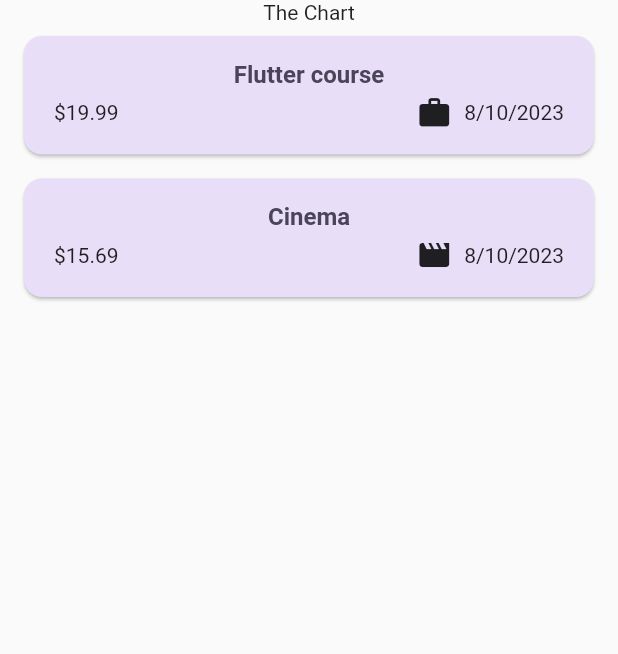
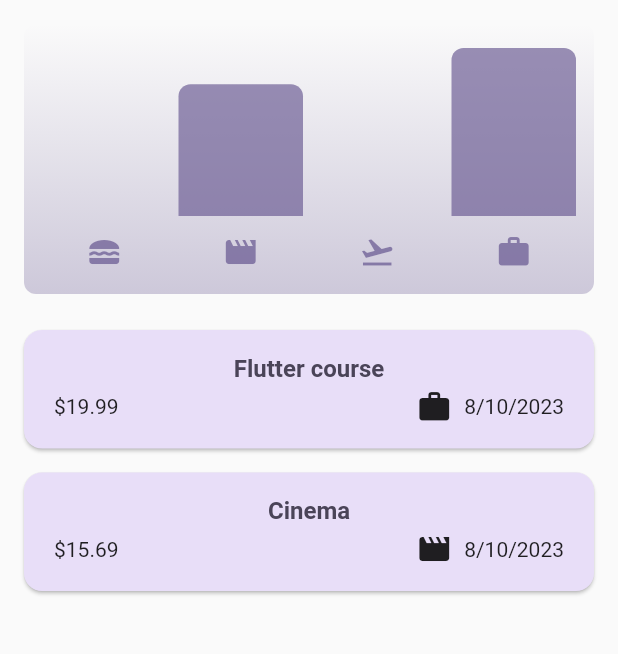
Before and after one commit to harshanand2021/expense_tracker_app, a Flutter app: the screen it shows after launch, on a phone screen of 412 x 824 dp, the part 84-738 px from its top. Run offline on Flutter 3.47's test engine with Material 2 defaults, Android fonts, the phone set to English and light mode, and no system bars.

Commit message:
chart added

```diff
--- a/lib/main.dart
+++ b/lib/main.dart
@@ -17,7 +17,7 @@ void main() {
         useMaterial3: true,
         colorScheme: kDarkColorScheme,
         cardTheme: const CardTheme().copyWith(
-          color: kColorScheme.secondaryContainer,
+          color: kDarkColorScheme.secondaryContainer,
           margin: const EdgeInsets.symmetric(
             horizontal: 16,
             vertical: 8,
@@ -40,7 +40,8 @@ void main() {
         ),
         elevatedButtonTheme: ElevatedButtonThemeData(
           style: ElevatedButton.styleFrom(
-            backgroundColor: kColorScheme.primaryContainer,
+            backgroundColor: kDarkColorScheme.primaryContainer,
+            foregroundColor: kDarkColorScheme.onPrimaryContainer,
           ),
         ),
         textTheme: ThemeData().textTheme.copyWith(
--- a/lib/models/expense.dart
+++ b/lib/models/expense.dart
@@ -33,3 +33,25 @@ class Expense {
     return formatter.format(date);
   }
 }
+
+class ExpenseBucket {
+  const ExpenseBucket({
+    required this.category,
+    required this.expenses,
+  });
+
+  ExpenseBucket.forCategory(List<Expense> allExpenses, this.category): expenses = allExpenses.where((expense) => expense.category == category).toList();
+
+  final Category category;
+  final List<Expense> expenses;
+
+  double get totalExpenses {
+    double sum = 0;
+
+    for (final expense in expenses) {
+      sum = sum + expense.amount;
+    }
+
+    return sum;
+  }
+}
--- /dev/null
+++ b/lib/widgets/chart/chart.dart
@@ -0,0 +1,95 @@
+import 'package:flutter/material.dart';
+
+import 'package:expense_tracker_app/widgets/chart/chart_bar.dart';
+import 'package:expense_tracker_app/models/expense.dart';
+
+class Chart extends StatelessWidget {
+  const Chart({super.key, required this.expenses});
+
+  final List<Expense> expenses;
+
+  List<ExpenseBucket> get buckets {
+    return [
+      ExpenseBucket.forCategory(expenses, Category.food),
+      ExpenseBucket.forCategory(expenses, Category.leisure),
+      ExpenseBucket.forCategory(expenses, Category.travel),
+      ExpenseBucket.forCategory(expenses, Category.work),
+    ];
+  }
+
+  double get maxTotalExpense {
+    double maxTotalExpense = 0;
+
+    for (final bucket in buckets) {
+      if (bucket.totalExpenses > maxTotalExpense) {
+        maxTotalExpense = bucket.totalExpenses;
+      }
+    }
+
+    return maxTotalExpense;
+  }
+
+  @override
+  Widget build(BuildContext context) {
+    final isDarkMode =
+        MediaQuery.of(context).platformBrightness == Brightness.dark;
+    return Container(
+      margin: const EdgeInsets.all(16),
+      padding: const EdgeInsets.symmetric(
+        vertical: 16,
+        horizontal: 8,
+      ),
+      width: double.infinity,
+      height: 180,
+      decoration: BoxDecoration(
+        borderRadius: BorderRadius.circular(8),
+        gradient: LinearGradient(
+          colors: [
+            Theme.of(context).colorScheme.primary.withOpacity(0.3),
+            Theme.of(context).colorScheme.primary.withOpacity(0.0)
+          ],
+          begin: Alignment.bottomCenter,
+          end: Alignment.topCenter,
+        ),
+      ),
+      child: Column(
+        children: [
+          Expanded(
+            child: Row(
+              crossAxisAlignment: CrossAxisAlignment.end,
+              children: [
+                for (final bucket in buckets) // alternative to map()
+                  ChartBar(
+                    fill: bucket.totalExpenses == 0
+                        ? 0
+                        : bucket.totalExpenses / maxTotalExpense,
+                  )
+              ],
+            ),
+          ),
+          const SizedBox(height: 12),
+          Row(
+            children: buckets
+                .map(
+                  (bucket) => Expanded(
+                    child: Padding(
+                      padding: const EdgeInsets.symmetric(horizontal: 4),
+                      child: Icon(
+                        categoryIcons[bucket.category],
+                        color: isDarkMode
+                            ? Theme.of(context).colorScheme.secondary
+                            : Theme.of(context)
+                                .colorScheme
+                                .primary
+                                .withOpacity(0.7),
+                      ),
+                    ),
+                  ),
+                )
+                .toList(),
+          )
+        ],
+      ),
+    );
+  }
+}
--- /dev/null
+++ b/lib/widgets/chart/chart_bar.dart
@@ -0,0 +1,34 @@
+import 'package:flutter/material.dart';
+
+class ChartBar extends StatelessWidget {
+  const ChartBar({
+    super.key,
+    required this.fill,
+  });
+
+  final double fill;
+
+  @override
+  Widget build(BuildContext context) {
+    final isDarkMode =
+        MediaQuery.of(context).platformBrightness == Brightness.dark;
+    return Expanded(
+      child: Padding(
+        padding: const EdgeInsets.symmetric(horizontal: 4),
+        child: FractionallySizedBox(
+          heightFactor: fill,
+          child: DecoratedBox(
+            decoration: BoxDecoration(
+              shape: BoxShape.rectangle,
+              borderRadius:
+                  const BorderRadius.vertical(top: Radius.circular(8)),
+              color: isDarkMode
+                  ? Theme.of(context).colorScheme.secondary
+                  : Theme.of(context).colorScheme.primary.withOpacity(0.65),
+            ),
+          ),
+        ),
+      ),
+    );
+  }
+}
--- a/lib/widgets/expenses.dart
+++ b/lib/widgets/expenses.dart
@@ -1,4 +1,5 @@
 import 'package:expense_tracker_app/models/expense.dart';
+import 'package:expense_tracker_app/widgets/chart/chart.dart';
 import 'package:expense_tracker_app/widgets/expenses_list/expenses_list.dart';
 import 'package:expense_tracker_app/widgets/new_expense.dart';
 import 'package:flutter/material.dart';
@@ -87,7 +88,7 @@ class _ExpenseState extends State<Expenses> {
       ),
       body: Column(
         children: [
-          const Text('The Chart'),
+          Chart(expenses: _registeredExpenses),
           Expanded(
             child: mainContent,
           ),
```
